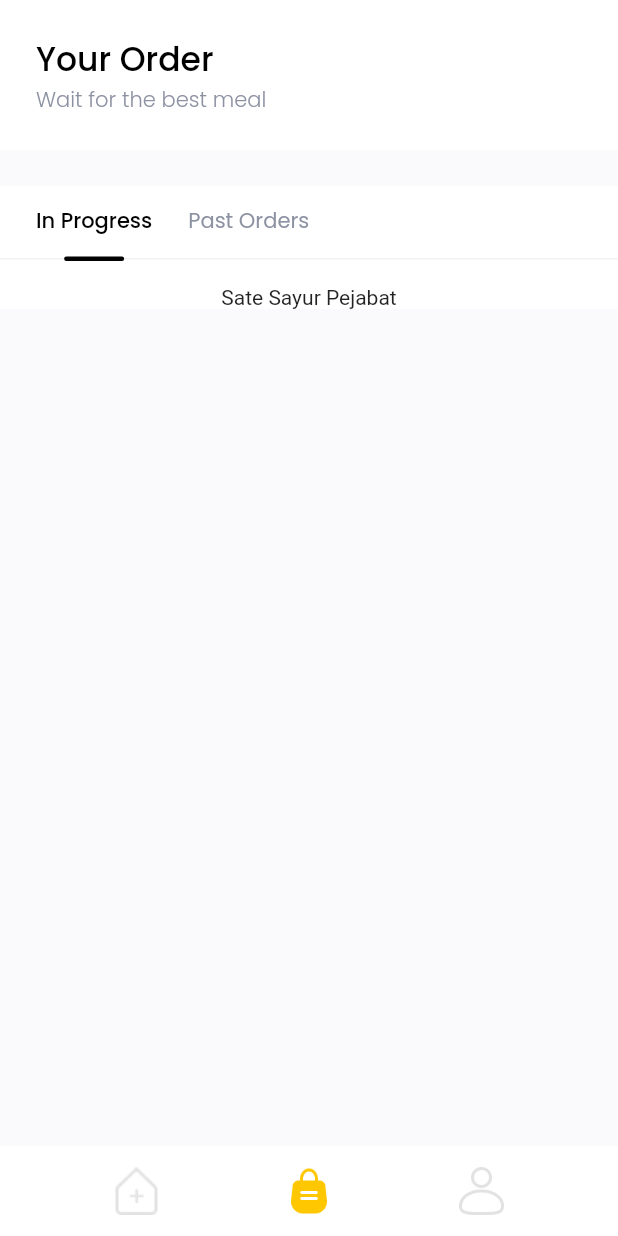
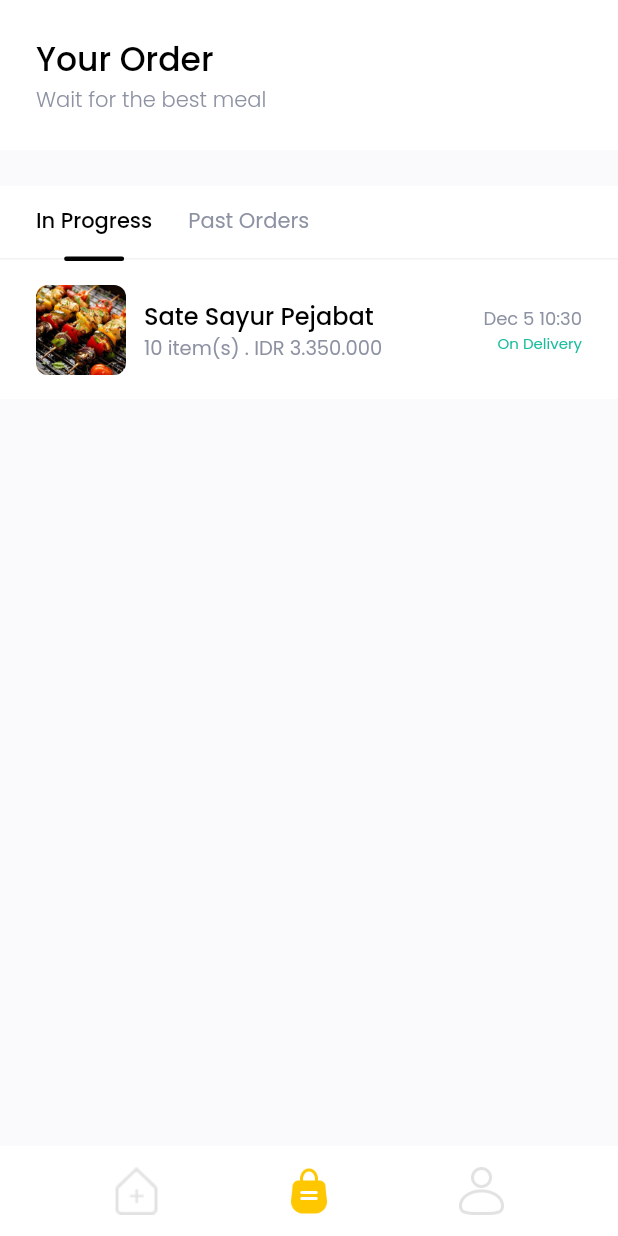
Before and after one commit to nurmuhaidi/food_market, a Flutter app: the screen it shows after launch, swiped to page 2, on a phone screen of 412 x 824 dp. Run offline on Flutter 3.47's test engine with Material 2 defaults, Android fonts, the phone set to English and light mode, and no system bars; our stand-ins replace equatable, flutter_spinkit, get, google_fonts, material_design_icons_flutter, supercharged.

Commit message:
FM20 - Order History Page Part 2

```diff
--- a/lib/ui/pages/order_history_page.dart
+++ b/lib/ui/pages/order_history_page.dart
@@ -30,6 +30,8 @@ class _OrderHistoryPageState extends State<OrderHistoryPage> {
         buttonTap1: () {},
       );
     } else {
+      double listItemWidth =
+          MediaQuery.of(context).size.width - 2 * defaultMargin;
       return ListView(
         children: [
           Column(
@@ -78,7 +80,17 @@ class _OrderHistoryPageState extends State<OrderHistoryPage> {
                     ),
                     Column(
                       children: (selectedIndex == 0 ? inProgress : past)
-                          .map((e) => Text(e.food.name))
+                          .map(
+                            (e) => Padding(
+                              padding: const EdgeInsets.only(
+                                right: defaultMargin,
+                                left: defaultMargin,
+                                bottom: 16,
+                              ),
+                              child: OrderListItem(
+                                  transaction: e, itemWidth: listItemWidth),
+                            ),
+                          )
                           .toList(),
                     )
                   ],
--- /dev/null
+++ b/lib/ui/widgets/order_list_item.dart
@@ -0,0 +1,127 @@
+part of 'widgets.dart';
+
+class OrderListItem extends StatelessWidget {
+  final Transaction transaction;
+  final double itemWidth;
+
+  OrderListItem({@required this.transaction, @required this.itemWidth});
+  @override
+  Widget build(BuildContext context) {
+    return Row(
+      children: [
+        Container(
+          width: 60,
+          height: 60,
+          margin: EdgeInsets.only(right: 12),
+          decoration: BoxDecoration(
+            borderRadius: BorderRadius.circular(8),
+            image: DecorationImage(
+              image: AssetImage(transaction.food.picturePath),
+              fit: BoxFit.cover,
+            ),
+          ),
+        ),
+        SizedBox(
+          width: itemWidth - 182, // (60 + 12 + 110)
+          child: Column(
+            crossAxisAlignment: CrossAxisAlignment.start,
+            children: [
+              Text(
+                transaction.food.name,
+                style: blackFontStyle2,
+                maxLines: 1,
+                overflow: TextOverflow.clip,
+              ),
+              Text(
+                "${transaction.quantity} item(s) . " +
+                    NumberFormat.currency(
+                      symbol: 'IDR ',
+                      decimalDigits: 0,
+                      locale: 'id-ID',
+                    ).format(transaction.total),
+                style: greyFontStyle.copyWith(
+                  fontSize: 13,
+                ),
+              ),
+            ],
+          ),
+        ),
+        SizedBox(
+          width: 110,
+          child: Column(
+            crossAxisAlignment: CrossAxisAlignment.end,
+            children: [
+              Text(
+                convertDateTime(transaction.dateTime),
+                style: greyFontStyle.copyWith(fontSize: 12),
+              ),
+              (transaction.status == TransactionStatus.cancelled)
+                  ? Text(
+                      'Cancelled',
+                      style: GoogleFonts.poppins(
+                          color: 'D9435E'.toColor(), fontSize: 10),
+                    )
+                  : (transaction.status == TransactionStatus.pending)
+                      ? Text(
+                          'Pending',
+                          style: GoogleFonts.poppins(
+                              color: 'D9435E'.toColor(), fontSize: 10),
+                        )
+                      : (transaction.status == TransactionStatus.on_delivery)
+                          ? Text(
+                              'On Delivery',
+                              style: GoogleFonts.poppins(
+                                  color: '1ABC9C'.toColor(), fontSize: 10),
+                            )
+                          : SizedBox()
+            ],
+          ),
+        )
+      ],
+    );
+  }
+
+  String convertDateTime(DateTime dateTime) {
+    String month;
+
+    switch (dateTime.month) {
+      case 1:
+        month = 'Jan';
+        break;
+      case 2:
+        month = 'Feb';
+        break;
+      case 3:
+        month = 'Mar';
+        break;
+      case 4:
+        month = 'Apr';
+        break;
+      case 5:
+        month = 'May';
+        break;
+      case 6:
+        month = 'Jun';
+        break;
+      case 7:
+        month = 'Jul';
+        break;
+      case 8:
+        month = 'Aug';
+        break;
+      case 9:
+        month = 'Sep';
+        break;
+      case 10:
+        month = 'Oct';
+        break;
+      case 11:
+        month = 'Nov';
+        break;
+      default:
+        month = 'Dec';
+    }
+
+    return month + ' ${dateTime.day} ' + '${dateTime.hour}:${dateTime.minute}';
+  }
+}
--- a/lib/ui/widgets/widgets.dart
+++ b/lib/ui/widgets/widgets.dart
@@ -1,6 +1,7 @@
 import 'package:flutter/material.dart';
 import 'package:food_market/models/models.dart';
 import 'package:food_market/shared/shared.dart';
+import 'package:google_fonts/google_fonts.dart';
 import 'package:material_design_icons_flutter/material_design_icons_flutter.dart';
 import 'package:supercharged/supercharged.dart';
 import 'package:intl/intl.dart';
@@ -10,3 +11,4 @@ part 'food_card.dart';
 part 'rating_stars.dart';
 part 'custom_tabbar.dart';
 part 'food_list_item.dart';
+part 'order_list_item.dart';
```
